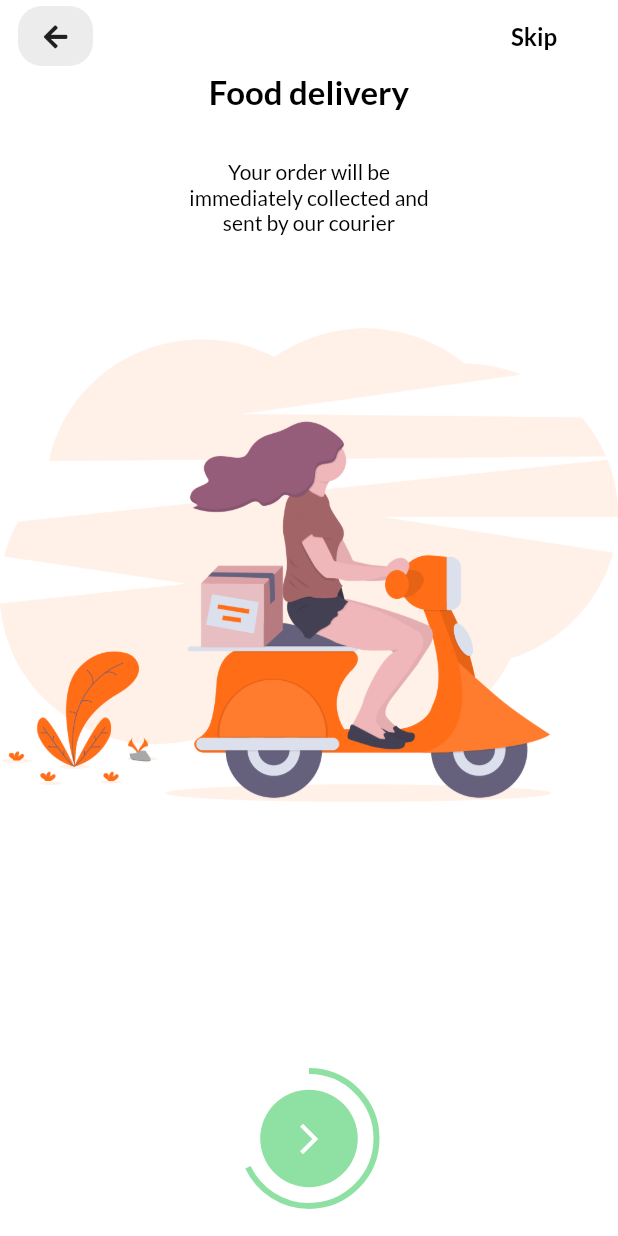
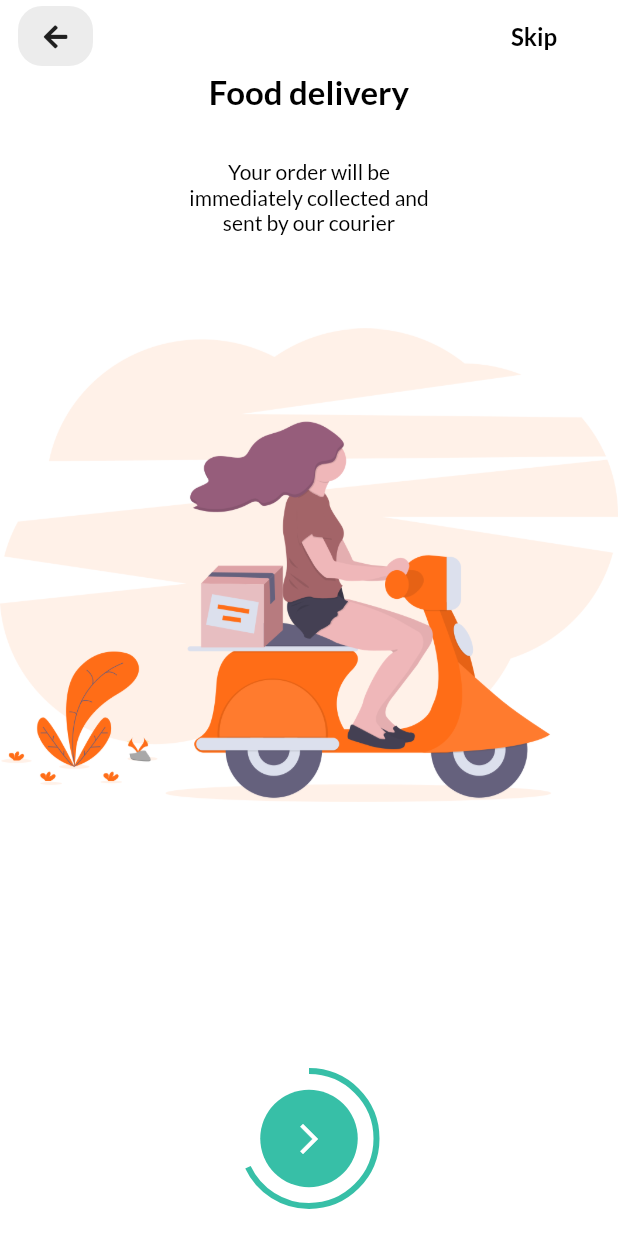
Before and after one commit to renankanu/app_kanu_delivery, a Flutter app: the screen it shows after launch, after a tap on the "arrow forward ios" icon, on a phone screen of 412 x 824 dp. Run offline on Flutter 3.47's test engine with Material 2 defaults, Android fonts, the phone set to English and light mode, and no system bars; our stand-ins replace flutter_modular, flutter_svg, font_awesome_flutter.

Commit message:
Refactor - change color input text sign in

```diff
--- a/lib/app/pages/intro/widget/indicator.dart
+++ b/lib/app/pages/intro/widget/indicator.dart
@@ -24,7 +24,7 @@ class Indicator extends StatelessWidget {
               width: 90,
               height: 90,
               child: CircularProgressIndicator(
-                valueColor: AlwaysStoppedAnimation(kAlgaeGreen),
+                valueColor: AlwaysStoppedAnimation(kPuertoRico),
                 value: (initialPage + 1) * 0.34,
               ),
             ),
@@ -43,7 +43,7 @@ class Indicator extends StatelessWidget {
                 width: 65,
                 height: 65,
                 decoration: BoxDecoration(
-                  color: kAlgaeGreen,
+                  color: kPuertoRico,
                   borderRadius: BorderRadius.all(
                     Radius.circular(100),
                   ),
--- a/lib/app/pages/sign_in/widget/sign_form.dart
+++ b/lib/app/pages/sign_in/widget/sign_form.dart
@@ -42,8 +42,7 @@ class _SignFormState extends State<SignForm> {
     }
     if (_formKey.currentState.validate()) {
       _formKey.currentState.save();
-      // TODO call new screen here
-      // Navigator.pushNamed(context, LoginSuccessScreen.routeName);
+      //call
     }
   }
 
@@ -85,7 +84,7 @@ class _SignFormState extends State<SignForm> {
       controller: _passwordController,
       obscureText: true,
       decoration: InputDecoration(
-        labelText: "Password",
+        hintText: "Password",
       ),
     );
   }
--- a/lib/app/pages/sign_up/widget/body.dart
+++ b/lib/app/pages/sign_up/widget/body.dart
@@ -17,7 +17,7 @@ class Body extends StatelessWidget {
           child: SingleChildScrollView(
             child: Column(
               children: [
-                SizedBox(height: SizeConfig.screenHeight * 0.04), // 4%
+                SizedBox(height: SizeConfig.screenHeight * 0.04),
                 Text("Register Account", style: headingStyle),
                 Text(
                   "Complete your details or continue \nwith social media",
--- a/lib/app/pages/sign_up/widget/sign_up_form.dart
+++ b/lib/app/pages/sign_up/widget/sign_up_form.dart
@@ -50,7 +50,6 @@ class _SignUpFormState extends State<SignUpForm> {
             press: () {
               if (_formKey.currentState.validate()) {
                 _formKey.currentState.save();
-                // if all are valid then go to success screen
                 // Navigator.pushNamed(context, CompleteProfileScreen.routeName);
               }
             },
--- a/lib/app/utils/theme.dart
+++ b/lib/app/utils/theme.dart
@@ -8,6 +8,9 @@ ThemeData theme() {
     fontFamily: "Lato",
     appBarTheme: appBarTheme(),
     textTheme: textTheme(),
+    cupertinoOverrideTheme: CupertinoThemeData(
+      primaryColor: kGreenPea,
+    ),
     cursorColor: kGreenPea,
     inputDecorationTheme: inputDecorationTheme(),
     visualDensity: VisualDensity.adaptivePlatformDensity,
@@ -17,7 +20,7 @@ ThemeData theme() {
 InputDecorationTheme inputDecorationTheme() {
   OutlineInputBorder outlineInputBorder = OutlineInputBorder(
     borderRadius: BorderRadius.circular(8),
-    borderSide: BorderSide(color: kTextColor),
+    borderSide: BorderSide(color: kGreenPea, width: 0.7),
   );
   return InputDecorationTheme(
     labelStyle: new TextStyle(color: kGreenPea),
@@ -25,6 +28,7 @@ InputDecorationTheme inputDecorationTheme() {
     enabledBorder: outlineInputBorder,
     focusedBorder: outlineInputBorder,
     border: outlineInputBorder,
+    hintStyle: TextStyle(color: kGreenPea),
   );
 }
 
@@ -43,7 +47,7 @@ AppBarTheme appBarTheme() {
     brightness: Brightness.light,
     iconTheme: IconThemeData(color: kGreenPea),
     textTheme: TextTheme(
-      headline6: TextStyle(color: Color(0XFF8B8B8B), fontSize: 18),
+      headline6: TextStyle(color: kGreenPea, fontSize: 18),
     ),
   );
 }
--- a/lib/app/widget/custom_modal.dart
+++ b/lib/app/widget/custom_modal.dart
@@ -21,8 +21,8 @@ class _CustomModalState extends State<CustomModal> {
       title: Text('Oppps! 😟'),
       actions: <Widget>[
         OutlineButton(
-          textColor: kAlgaeGreen,
-          borderSide: BorderSide(color: kAlgaeGreen),
+          textColor: kPuertoRico,
+          borderSide: BorderSide(color: kPuertoRico),
           child: Text('OK'),
           onPressed: () {
             Navigator.pop(context);
--- a/lib/app/widget/default_button.dart
+++ b/lib/app/widget/default_button.dart
@@ -18,7 +18,7 @@ class DefaultButton extends StatelessWidget {
       height: 46,
       child: FlatButton(
         shape: RoundedRectangleBorder(borderRadius: BorderRadius.circular(20)),
-        color: kAlgaeGreen,
+        color: kPuertoRico,
         onPressed: press,
         child: Text(
           text,
--- a/lib/app/widget/no_account_text.dart
+++ b/lib/app/widget/no_account_text.dart
@@ -22,7 +22,7 @@ class NoAccountText extends StatelessWidget {
           child: Text(
             "Sign Up",
             style: TextStyle(
-                fontSize: getProportionateScreenWidth(14), color: kAlgaeGreen),
+                fontSize: getProportionateScreenWidth(14), color: kPuertoRico),
           ),
         ),
       ],
```
